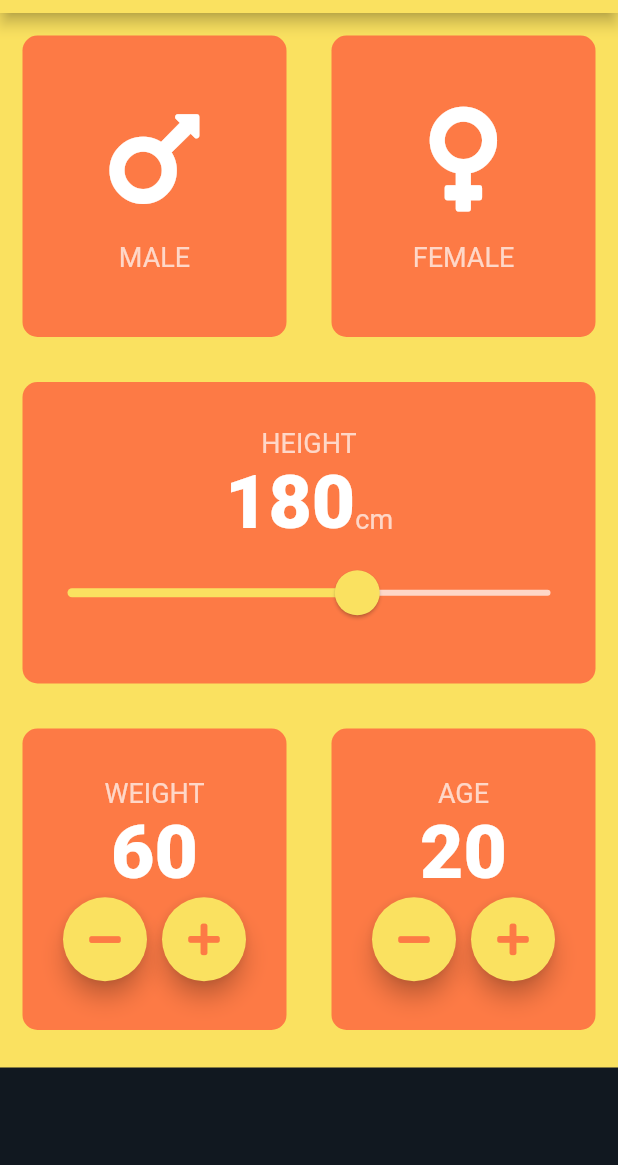
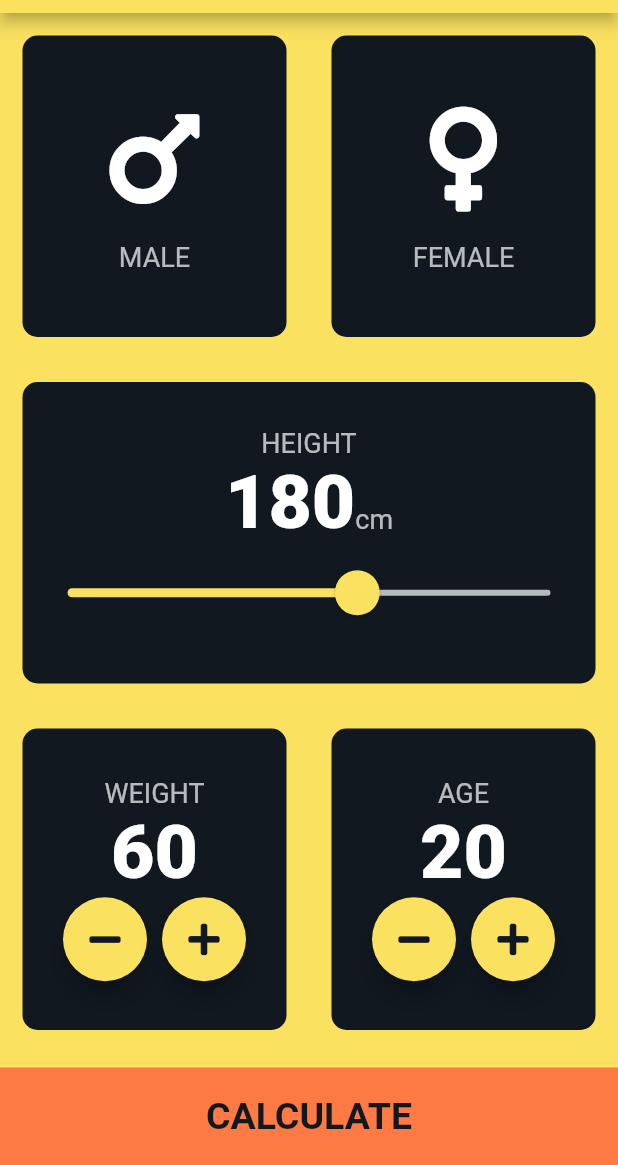
Before and after one commit to areeba-farooq/BMI-Calculator, a Flutter app: the screen it shows after launch, on a phone screen of 412 x 824 dp, the part 71-1236 px from its top. Run offline on Flutter 3.47's test engine with Material 2 defaults, Android fonts, the phone set to English and light mode, and no system bars; our stand-ins replace font_awesome_flutter.

Commit message:
Add calculating functionality , bottom button and result screen

```diff
--- a/lib/IconButton.dart
+++ b/lib/Components/IconButton.dart
@@ -14,7 +14,7 @@ class RoundedIconButton extends StatelessWidget {
       fillColor: Color(0xFFFAE160),
       shape: CircleBorder(),
       child: Icon(icons,
-        color: Color(0xFFFD7A45),),
+        color: Color(0xFF111820),),
       constraints: BoxConstraints.tightFor(
         width: 56.0,
         height: 56.0,
--- /dev/null
+++ b/lib/Components/bottomButton.dart
@@ -0,0 +1,26 @@
+import 'package:flutter/material.dart';
+
+import '../constants.dart';
+
+class BottomButton extends StatelessWidget {
+ final Function onTap;
+ final String buttonTitle;
+
+  const BottomButton({@required this.onTap, @required this.buttonTitle});
+
+  @override
+  Widget build(BuildContext context) {
+    return GestureDetector(
+      onTap: onTap,
+      child: Container(
+        child: Center(
+            child: Text(buttonTitle,
+                style: kBottomButtonStyle)),
+        color: kButtonColor,
+        margin: EdgeInsets.only(top: 10.0),
+        width: double.infinity,
+        height: kBottomContainerHeight,
+      ),
+    );
+  }
+}
--- a/lib/icon_content.dart
+++ b/lib/Components/icon_content.dart
@@ -1,6 +1,6 @@
 import 'package:flutter/material.dart';
 
-import 'constants.dart';
+import '../constants.dart';
 
 
 
--- a/lib/inputpage.dart
+++ b/lib/Screens/inputpage.dart
@@ -1,11 +1,14 @@
 
-import 'package:bmi_calculator_app/reuseableCard.dart';
+import 'package:bmi_calculator_app/Screens/results_page.dart';
+import 'package:bmi_calculator_app/Components/reuseableCard.dart';
 import 'package:flutter/cupertino.dart';
 import 'package:flutter/material.dart';
 import 'package:font_awesome_flutter/font_awesome_flutter.dart';
-import 'IconButton.dart';
-import 'constants.dart';
-import 'icon_content.dart';
+import '../Components/IconButton.dart';
+import '../Components/bottomButton.dart';
+import '../constants.dart';
+import '../Components/icon_content.dart';
+import 'package:bmi_calculator_app/calculator_brain.dart';
 
 
 enum Gender{ male, female, }
@@ -196,11 +199,18 @@ class _InputPageState extends State<InputPage> {
             ),
             )),
           ],)),
-          Container(
-            color: kButtonColor,
-            margin: EdgeInsets.only(top: 10.0),
-            width: double.infinity,
-            height: kBottomContainerHeight,
+          BottomButton(
+            onTap: (){
+              //object from a constructor of the calculator brain class
+              CalculatorBrain calc = CalculatorBrain(height: height, weight: weight);
+              Navigator.push(context, MaterialPageRoute(builder: (context) => Resultspage(
+                bmiResult: calc.calculateBMI(),
+                resultText: calc.getResults(),
+                interpretation: calc.getInterpretation(),
+              ),)
+              );
+            },
+            buttonTitle: 'CALCULATE',
           )
         ],
       ),
--- a/lib/constants.dart
+++ b/lib/constants.dart
@@ -3,17 +3,42 @@ import 'package:flutter/material.dart';
 //fixed height of the bottom button
 const kBottomContainerHeight = 65.0;
 //FIXED color of the card
-const kActiveCardColor = Color(0xFFFF8959);
-const kInactiveCardColor = Color(0xFFFD7A45);
+const kActiveCardColor = Color(0xFFFF8959); //Color(0xFFFF8959)
+const kInactiveCardColor = Color(0xFF111820); //Color(0xFFFD7A45)
 //fixed color of the button
-const kButtonColor = Color(0xFF111820);
+const kButtonColor = Color(0xFFFD7A45);
 const kNumberCardStyle = TextStyle(
     fontWeight: FontWeight.w900,
     fontSize: 50.0
 );
 
+const kBottomButtonStyle = TextStyle(
+  fontSize: 25.0,
+  fontWeight: FontWeight.bold,
+  color: Color(0xFF111820)
+);
 
 const kLabelTextStyle = TextStyle(
     fontSize: 18.0,
     color: Colors.white70
 );
+const kTitleTextStyle = TextStyle(
+  fontWeight: FontWeight.bold,
+  fontSize: 50.0,
+  color:Color(0xFF111820),
+);
+
+const kResultTextStyle = TextStyle(
+  color: Color(0xFF24D876),
+  fontSize: 22.0,
+  fontWeight: FontWeight.bold
+);
+
+const kBMITextStyle = TextStyle(
+  fontWeight: FontWeight.bold,
+  fontSize: 100.0
+);
+
+const kBodyTextStyle = TextStyle(
+  fontSize: 22.0
+);
--- a/lib/main.dart
+++ b/lib/main.dart
@@ -1,5 +1,5 @@
 import 'package:flutter/material.dart';
-import 'inputpage.dart';
+import 'Screens/inputpage.dart';
 
 void main() => runApp(BMICalculator());
 
```
Also changed, not shown: lib/Screens/results_page.dart (added, +58 -0 lines), lib/calculator_brain.dart (added, +40 -0 lines), lib/Components/reuseableCard.dart (renamed from lib/reuseableCard.dart).
